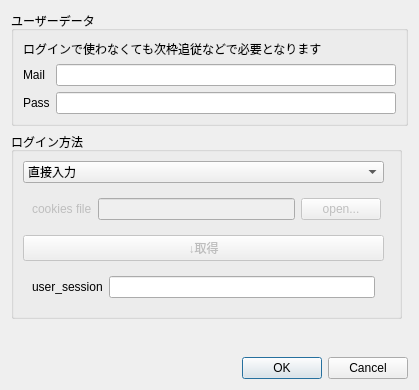
This is ui/settingswindow.ui in diginatu/Viqo as Qt 5 draws it before an edit. The edited form follows.
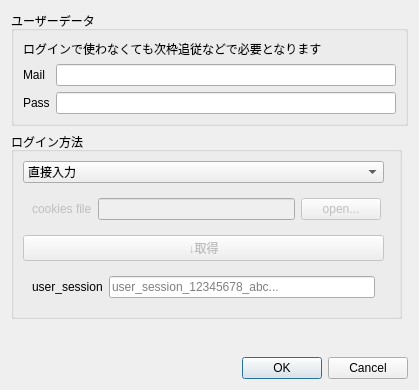
This is the edited form.

What changed in the file:
```diff
--- a/ui/settingswindow.ui
+++ b/ui/settingswindow.ui
@@ -138,7 +138,11 @@
           </widget>
          </item>
          <item>
-          <widget class="QLineEdit" name="usersession"/>
+          <widget class="QLineEdit" name="usersession">
+           <property name="placeholderText">
+            <string>user_session_12345678_abc...</string>
+           </property>
+          </widget>
          </item>
         </layout>
        </widget>
```
Left out of the diff: 2 changed lines with no effect on the pictures.
